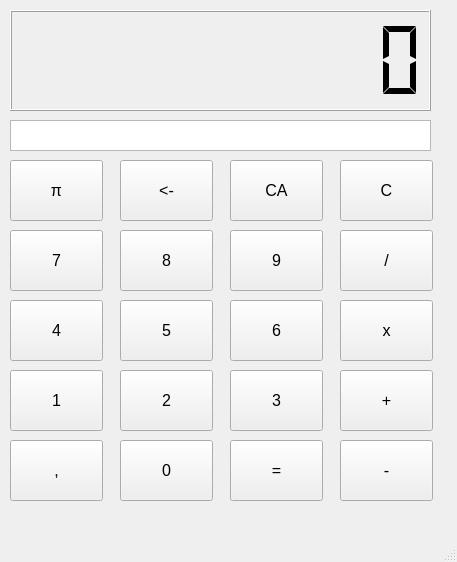
First picture: the form in calculadora.ui, repository ThiagoServulo/Calculadora, before the edit.
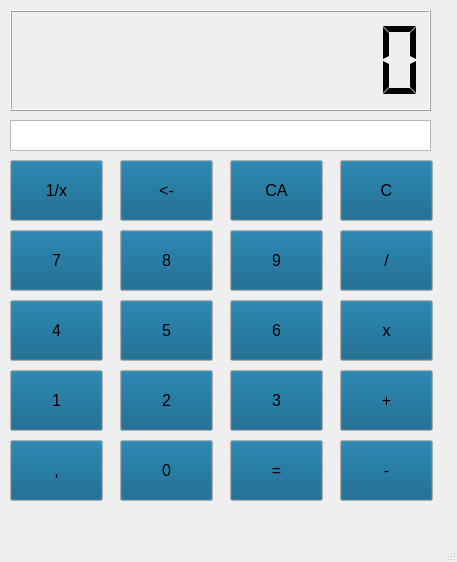
Second picture: the form after the edit.

Commit message: Criação do comando de inversão do número na forma de fração

Diff of the .ui file:
```diff
--- a/calculadora.ui
+++ b/calculadora.ui
@@ -16,6 +16,43 @@
     <height>800</height>
    </size>
   </property>
+  <property name="palette">
+   <palette>
+    <active>
+     <colorrole role="Button">
+      <brush brushstyle="SolidPattern">
+       <color alpha="255">
+        <red>0</red>
+        <green>85</green>
+        <blue>127</blue>
+       </color>
+      </brush>
+     </colorrole>
+    </active>
+    <inactive>
+     <colorrole role="Button">
+      <brush brushstyle="SolidPattern">
+       <color alpha="255">
+        <red>0</red>
+        <green>85</green>
+        <blue>127</blue>
+       </color>
+      </brush>
+     </colorrole>
+    </inactive>
+    <disabled>
+     <colorrole role="Button">
+      <brush brushstyle="SolidPattern">
+       <color alpha="255">
+        <red>0</red>
+        <green>85</green>
+        <blue>127</blue>
+       </color>
+      </brush>
+     </colorrole>
+    </disabled>
+   </palette>
+  </property>
   <property name="font">
    <font>
     <pointsize>12</pointsize>
@@ -217,6 +254,9 @@
     <property name="text">
      <string>0</string>
     </property>
+    <property name="default">
+     <bool>false</bool>
+    </property>
    </widget>
    <widget class="QPushButton" name="Multiplicar">
     <property name="geometry">
@@ -290,7 +330,7 @@
      </rect>
     </property>
     <property name="text">
-     <string>π</string>
+     <string>1/x</string>
     </property>
    </widget>
    <widget class="QPushButton" name="Apagar_Tudo">
@@ -331,6 +371,9 @@
     <property name="text">
      <string>&lt;-</string>
     </property>
+    <property name="autoDefault">
+     <bool>false</bool>
+    </property>
    </widget>
   </widget>
   <widget class="QMenuBar" name="menubar">
```
Left out of the diff: 2 changed lines with no effect on the pictures. The commit also changes 1 other file.
